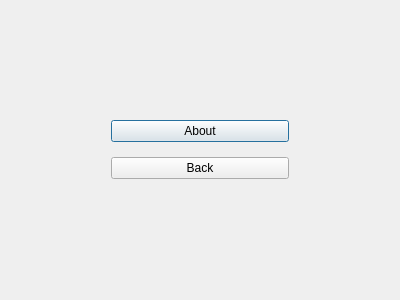
Qt form info.ui (ducklingsam/dsba-itop2022-hw) before a commit.
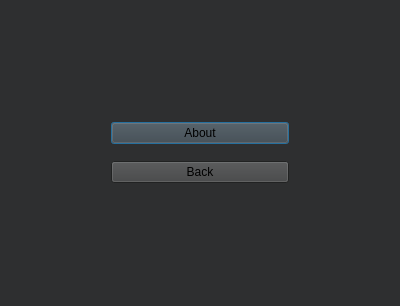
The same form after that commit.

Diff of the .ui file:
```diff
--- a/info.ui
+++ b/info.ui
@@ -7,9 +7,316 @@
     <x>0</x>
     <y>0</y>
     <width>400</width>
-    <height>300</height>
+    <height>306</height>
    </rect>
   </property>
+  <property name="palette">
+   <palette>
+    <active>
+     <colorrole role="Button">
+      <brush brushstyle="SolidPattern">
+       <color alpha="255">
+        <red>0</red>
+        <green>0</green>
+        <blue>0</blue>
+       </color>
+      </brush>
+     </colorrole>
+     <colorrole role="Light">
+      <brush brushstyle="SolidPattern">
+       <color alpha="255">
+        <red>0</red>
+        <green>0</green>
+        <blue>0</blue>
+       </color>
+      </brush>
+     </colorrole>
+     <colorrole role="Midlight">
+      <brush brushstyle="SolidPattern">
+       <color alpha="255">
+        <red>0</red>
+        <green>0</green>
+        <blue>0</blue>
+       </color>
+      </brush>
+     </colorrole>
+     <colorrole role="Dark">
+      <brush brushstyle="SolidPattern">
+       <color alpha="255">
+        <red>0</red>
+        <green>0</green>
+        <blue>0</blue>
+       </color>
+      </brush>
+     </colorrole>
+     <colorrole role="Mid">
+      <brush brushstyle="SolidPattern">
+       <color alpha="255">
+        <red>0</red>
+        <green>0</green>
+        <blue>0</blue>
+       </color>
+      </brush>
+     </colorrole>
+     <colorrole role="BrightText">
+      <brush brushstyle="SolidPattern">
+       <color alpha="255">
+        <red>0</red>
+        <green>0</green>
+        <blue>0</blue>
+       </color>
+      </brush>
+     </colorrole>
+     <colorrole role="Base">
+      <brush brushstyle="SolidPattern">
+       <color alpha="255">
+        <red>0</red>
+        <green>0</green>
+        <blue>0</blue>
+       </color>
+      </brush>
+     </colorrole>
+     <colorrole role="Window">
+      <brush brushstyle="SolidPattern">
+       <color alpha="255">
+        <red>0</red>
+        <green>0</green>
+        <blue>0</blue>
+       </color>
+      </brush>
+     </colorrole>
+     <colorrole role="AlternateBase">
+      <brush brushstyle="SolidPattern">
+       <color alpha="255">
+        <red>7</red>
+        <green>7</green>
+        <blue>7</blue>
+       </color>
+      </brush>
+     </colorrole>
+     <colorrole role="ToolTipBase">
+      <brush brushstyle="SolidPattern">
+       <color alpha="255">
+        <red>0</red>
+        <green>0</green>
+        <blue>0</blue>
+       </color>
+      </brush>
+     </colorrole>
+     <colorrole role="PlaceholderText">
+      <brush brushstyle="SolidPattern">
+       <color alpha="255">
+        <red>0</red>
+        <green>0</green>
+        <blue>0</blue>
+       </color>
+      </brush>
+     </colorrole>
+    </active>
+    <inactive>
+     <colorrole role="Button">
+      <brush brushstyle="SolidPattern">
+       <color alpha="255">
+        <red>64</red>
+        <green>65</green>
+        <blue>66</blue>
+       </color>
+      </brush>
+     </colorrole>
+     <colorrole role="Light">
+      <brush brushstyle="SolidPattern">
+       <color alpha="255">
+        <red>55</red>
+        <green>55</green>
+        <blue>55</blue>
+       </color>
+      </brush>
+     </colorrole>
+     <colorrole role="Midlight">
+      <brush brushstyle="SolidPattern">
+       <color alpha="255">
+        <red>52</red>
+        <green>52</green>
+        <blue>52</blue>
+       </color>
+      </brush>
+     </colorrole>
+     <colorrole role="Dark">
+      <brush brushstyle="SolidPattern">
+       <color alpha="255">
+        <red>64</red>
+        <green>65</green>
+        <blue>66</blue>
+       </color>
+      </brush>
+     </colorrole>
+     <colorrole role="Mid">
+      <brush brushstyle="SolidPattern">
+       <color alpha="255">
+        <red>160</red>
+        <green>160</green>
+        <blue>160</blue>
+       </color>
+      </brush>
+     </colorrole>
+     <colorrole role="BrightText">
+      <brush brushstyle="SolidPattern">
+       <color alpha="255">
+        <red>255</red>
+        <green>51</green>
+        <blue>51</blue>
+       </color>
+      </brush>
+     </colorrole>
+     <colorrole role="Base">
+      <brush brushstyle="SolidPattern">
+       <color alpha="255">
+        <red>46</red>
+        <green>47</green>
+        <blue>48</blue>
+       </color>
+      </brush>
+     </colorrole>
+     <colorrole role="Window">
+      <brush brushstyle="SolidPattern">
+       <color alpha="255">
+        <red>46</red>
+        <green>47</green>
+        <blue>48</blue>
+       </color>
+      </brush>
+     </colorrole>
+     <colorrole role="AlternateBase">
+      <brush brushstyle="SolidPattern">
+       <color alpha="255">
+        <red>53</red>
+        <green>54</green>
+        <blue>55</blue>
+       </color>
+      </brush>
+     </colorrole>
+     <colorrole role="ToolTipBase">
+      <brush brushstyle="SolidPattern">
+       <color alpha="255">
+        <red>64</red>
+        <green>65</green>
+        <blue>66</blue>
+       </color>
+      </brush>
+     </colorrole>
+     <colorrole role="PlaceholderText">
+      <brush brushstyle="SolidPattern">
+       <color alpha="255">
+        <red>127</red>
+        <green>127</green>
+        <blue>128</blue>
+       </color>
+      </brush>
+     </colorrole>
+    </inactive>
+    <disabled>
+     <colorrole role="Button">
+      <brush brushstyle="SolidPattern">
+       <color alpha="255">
+        <red>0</red>
+        <green>0</green>
+        <blue>0</blue>
+       </color>
+      </brush>
+     </colorrole>
+     <colorrole role="Light">
+      <brush brushstyle="SolidPattern">
+       <color alpha="255">
+        <red>0</red>
+        <green>0</green>
+        <blue>0</blue>
+       </color>
+      </brush>
+     </colorrole>
+     <colorrole role="Midlight">
+      <brush brushstyle="SolidPattern">
+       <color alpha="255">
+        <red>0</red>
+        <green>0</green>
+        <blue>0</blue>
+       </color>
+      </brush>
+     </colorrole>
+     <colorrole role="Dark">
+      <brush brushstyle="SolidPattern">
+       <color alpha="255">
+        <red>0</red>
+        <green>0</green>
+        <blue>0</blue>
+       </color>
+      </brush>
+     </colorrole>
+     <colorrole role="Mid">
+      <brush brushstyle="SolidPattern">
+       <color alpha="255">
+        <red>0</red>
+        <green>0</green>
+        <blue>0</blue>
+       </color>
+      </brush>
+     </colorrole>
+     <colorrole role="BrightText">
+      <brush brushstyle="SolidPattern">
+       <color alpha="255">
+        <red>0</red>
+        <green>0</green>
+        <blue>0</blue>
+       </color>
+      </brush>
+     </colorrole>
+     <colorrole role="Base">
+      <brush brushstyle="SolidPattern">
+       <color alpha="255">
+        <red>0</red>
+        <green>0</green>
+        <blue>0</blue>
+       </color>
+      </brush>
+     </colorrole>
+     <colorrole role="Window">
+      <brush brushstyle="SolidPattern">
+       <color alpha="255">
+        <red>0</red>
+        <green>0</green>
+        <blue>0</blue>
+       </color>
+      </brush>
+     </colorrole>
+     <colorrole role="AlternateBase">
+      <brush brushstyle="SolidPattern">
+       <color alpha="255">
+        <red>53</red>
+        <green>54</green>
+        <blue>55</blue>
+       </color>
+      </brush>
+     </colorrole>
+     <colorrole role="ToolTipBase">
+      <brush brushstyle="SolidPattern">
+       <color alpha="255">
+        <red>64</red>
+        <green>65</green>
+        <blue>66</blue>
+       </color>
+      </brush>
+     </colorrole>
+     <colorrole role="PlaceholderText">
+      <brush brushstyle="SolidPattern">
+       <color alpha="255">
+        <red>127</red>
+        <green>127</green>
+        <blue>128</blue>
+       </color>
+      </brush>
+     </colorrole>
+    </disabled>
+   </palette>
+  </property>
   <property name="windowTitle">
    <string>Information</string>
   </property>
```
